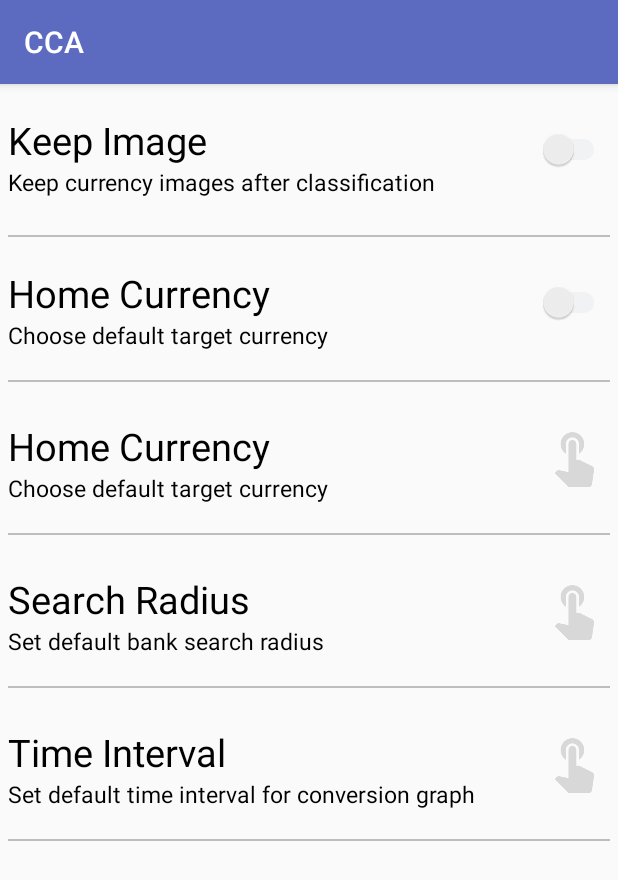
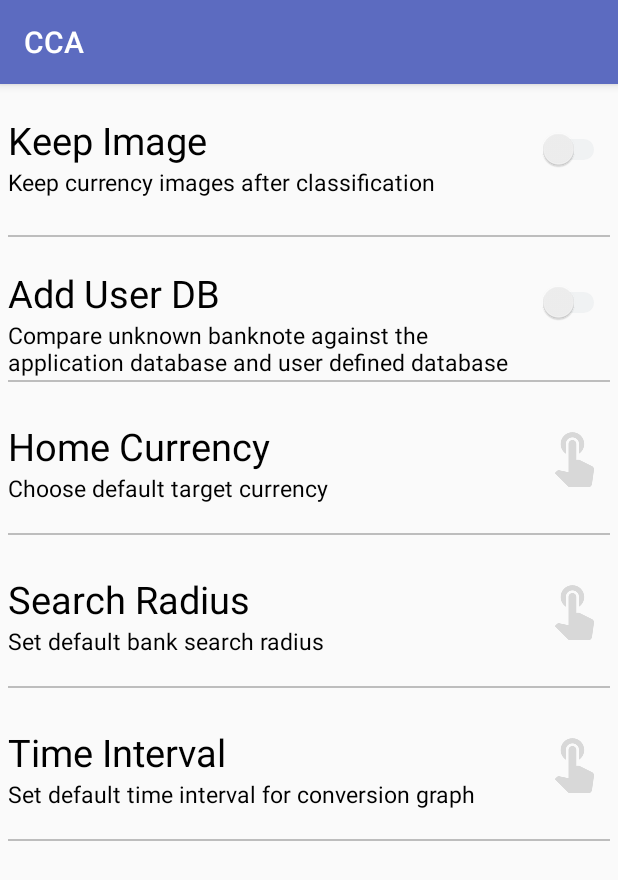
Before and after one commit to hugoLucas/cca, an Android app: the SettingsActivity screen opened directly, with no data from a screen before it, on a phone screen of 412 x 824 dp. Shown: the top 880 px of the screen. Run offline under Robolectric (Android 15) with nearby library versions, the phone set to English and light mode, and no system bars; our stand-ins replace ButterKnife.

Commit message:
Forgot to add DB headers to Settings view, #6

```diff
--- a/app/src/main/res/layout/activity_settings.xml
+++ b/app/src/main/res/layout/activity_settings.xml
@@ -59,7 +59,7 @@
             android:id="@+id/settings_header_db_comparison"
             android:layout_width="wrap_content"
             android:layout_height="wrap_content"
-            android:text="@string/settings_header_home_currency"
+            android:text="@string/settings_header_db_comparison"
             android:textColor="@android:color/black"
             android:textSize="25sp"
             android:layout_alignParentStart="true"
@@ -67,9 +67,9 @@
 
         <TextView
             android:id="@+id/settings_sub_header_db_comparison"
-            android:layout_width="wrap_content"
+            android:layout_width="340dp"
             android:layout_height="wrap_content"
-            android:text="@string/settings_sub_header_home_currency"
+            android:text="@string/settings_sub_header_db_comparison"
             android:textColor="@android:color/black"
             android:textSize="15sp"
             android:layout_below="@id/settings_header_db_comparison"/>
--- a/app/src/main/res/values/strings.xml
+++ b/app/src/main/res/values/strings.xml
@@ -42,6 +42,8 @@
     <string name="settings_sub_header_search_radius">Set default bank search radius</string>
     <string name="settings_header_time_interval">Time Interval</string>
     <string name="settings_sub_header_time_interval">Set default time interval for conversion graph</string>
+    <string name="settings_header_db_comparison">Add User DB</string>
+    <string name="settings_sub_header_db_comparison">Compare unknown banknote against the application database and user defined database</string>
 
     <!-- Dialog Picker Labels -->
     <string-array name="dialog_currencies">
```
